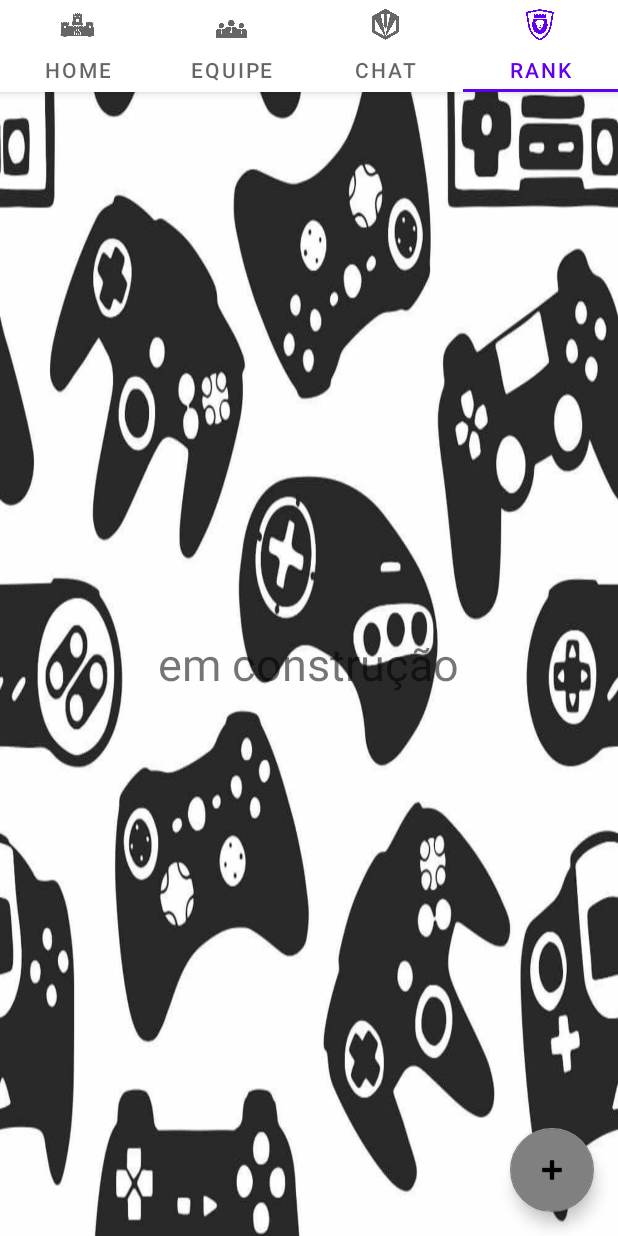
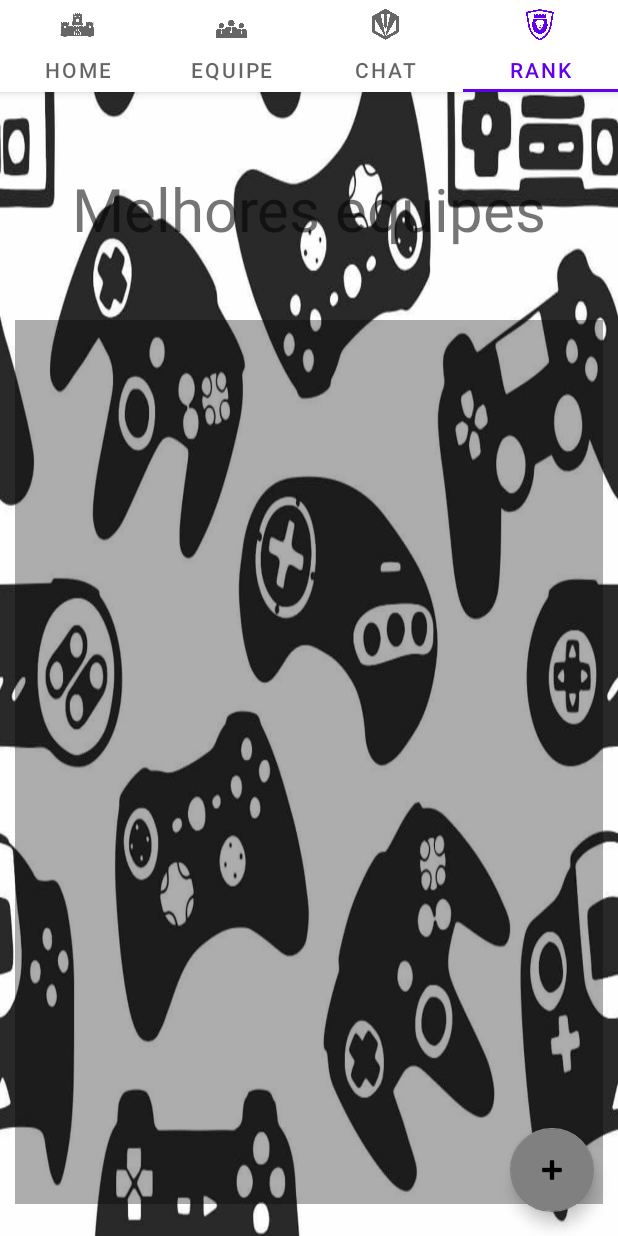
Before and after one commit to vinicius-vs/Trabalho-mobile, an Android app: the screen it shows after launch (TabActivity), tab 4 chosen, on a phone screen of 412 x 824 dp. Run offline under Robolectric (Android 15) with nearby library versions, the phone set to English and light mode, and no system bars.

Commit message:
Tela Ranking de equipes

```diff
--- a/LoginApp/LoginApp/app/appmain/src/main/res/layout/fragment_home.xml
+++ b/LoginApp/LoginApp/app/appmain/src/main/res/layout/fragment_home.xml
@@ -41,8 +41,7 @@
                     android:layout_width="wrap_content"
                     android:layout_height="wrap_content"
                     android:backgroundTint="@color/cardview_dark_background"
-                    android:text="Publicar"
-                   />
+                    android:text="Publicar" />
         </LinearLayout>
 
         <ScrollView
--- a/LoginApp/LoginApp/app/appmain/src/main/res/layout/fragment_rank.xml
+++ b/LoginApp/LoginApp/app/appmain/src/main/res/layout/fragment_rank.xml
@@ -1,15 +1,43 @@
 <?xml version="1.0" encoding="utf-8"?>
 <LinearLayout xmlns:android="http://schemas.android.com/apk/res/android"
+    xmlns:app="http://schemas.android.com/apk/res-auto"
     android:layout_width="match_parent"
-    android:orientation="vertical"
     android:layout_height="match_parent"
-    android:gravity="center"
-    >
+    android:orientation="vertical">
 
-    <TextView
-        android:layout_width="wrap_content"
-        android:layout_height="wrap_content"
-        android:text="em construção"
-        android:textSize="30sp"
-        />
+    <LinearLayout
+        android:layout_width="match_parent"
+        android:layout_height="111dp"
+        android:layout_marginHorizontal="10dp"
+        android:layout_marginTop="25dp"
+        android:gravity="right"
+        android:orientation="vertical"
+        android:padding="10dp"
+        android:visibility="visible">
+
+        <TextView
+            android:id="@+id/textViewRankEquipe"
+            android:layout_width="match_parent"
+            android:layout_height="85dp"
+            android:textSize="40sp"
+            android:gravity="center"
+            android:text="Melhores equipes" />
+
+    </LinearLayout>
+
+    <ScrollView
+        android:layout_width="match_parent"
+        android:layout_height="589dp"
+        android:layout_marginHorizontal="10dp"
+        android:layout_marginTop="15dp"
+        android:layout_marginBottom="25dp"
+        android:background="?attr/scrimBackground">
+
+        <LinearLayout
+            android:layout_width="match_parent"
+            android:layout_height="wrap_content"
+            android:orientation="vertical" />
+    </ScrollView>
+
+
 </LinearLayout>
```
